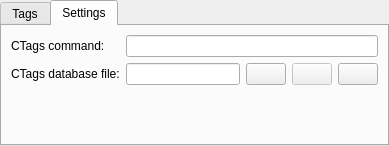
KDE/kate, file kate/plugins/kate-ctags/kate_ctags.ui: the form before one commit.
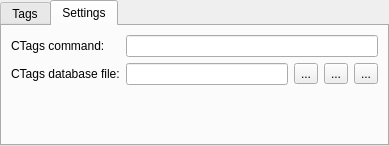
The form after the commit. The open tabs and pages were chosen to show the change. Custom widgets are drawn as their Qt base class.

Commit message: Use QToolButtons instead of KPushButtons for the action like buttons in the setup gui (add cmake code to enable build separately from kdesdk)

Patch:
```diff
--- a/kate/plugins/kate-ctags/kate_ctags.ui
+++ b/kate/plugins/kate-ctags/kate_ctags.ui
@@ -102,33 +102,9 @@
          </property>
         </widget>
        </item>
-       <item row="1" column="2" >
-        <widget class="KPushButton" name="loadFile" >
-         <property name="text" >
-          <string/>
-         </property>
-        </widget>
-       </item>
-       <item row="1" column="3" >
-        <widget class="KPushButton" name="updateDB" >
-         <property name="enabled" >
-          <bool>false</bool>
-         </property>
-         <property name="text" >
-          <string/>
-         </property>
-        </widget>
-       </item>
-       <item row="1" column="4" >
-        <widget class="KPushButton" name="newDB" >
-         <property name="text" >
-          <string/>
-         </property>
-        </widget>
-       </item>
-       <item row="2" column="1" >
-        <spacer name="verticalSpacer" >
-         <property name="orientation" >
+       <item row="2" column="1">
+        <spacer name="verticalSpacer">
+         <property name="orientation">
           <enum>Qt::Vertical</enum>
          </property>
          <property name="sizeHint" stdset="0" >
@@ -139,6 +115,27 @@
          </property>
         </spacer>
        </item>
+       <item row="1" column="2">
+        <widget class="QToolButton" name="loadFile">
+         <property name="text">
+          <string>...</string>
+         </property>
+        </widget>
+       </item>
+       <item row="1" column="3">
+        <widget class="QToolButton" name="updateDB">
+         <property name="text">
+          <string>...</string>
+         </property>
+        </widget>
+       </item>
+       <item row="1" column="4">
+        <widget class="QToolButton" name="newDB">
+         <property name="text">
+          <string>...</string>
+         </property>
+        </widget>
+       </item>
       </layout>
      </widget>
     </widget>
@@ -151,11 +148,6 @@
    <extends>QLineEdit</extends>
    <header>klineedit.h</header>
   </customwidget>
-  <customwidget>
-   <class>KPushButton</class>
-   <extends>QPushButton</extends>
-   <header>kpushbutton.h</header>
-  </customwidget>
   <customwidget>
    <class>KTabWidget</class>
    <extends>QTabWidget</extends>
```
Left out of the diff: 87 changed lines with no effect on the pictures. The commit also changes 1 other file.
